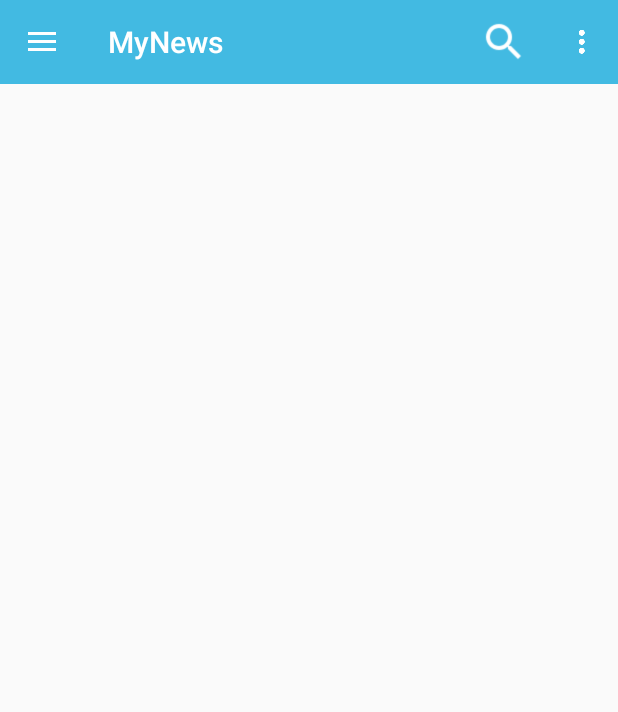
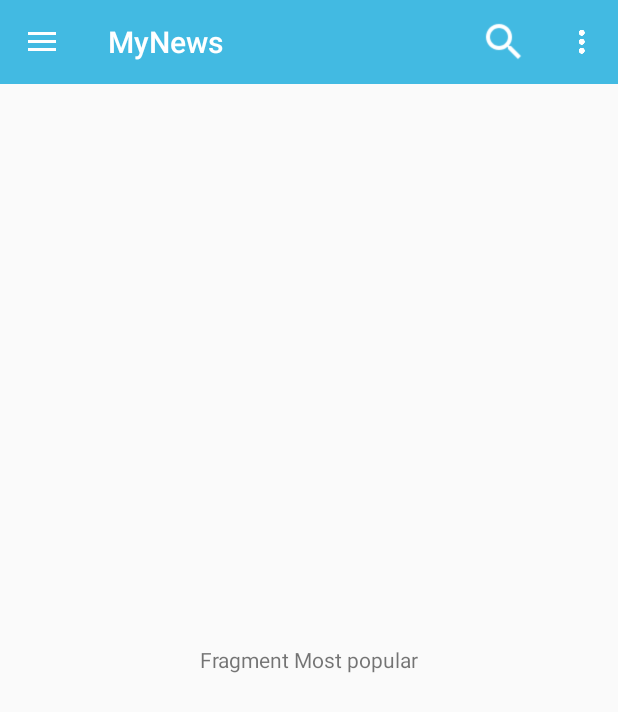
Before and after one commit to EB974/projet5.2-OC, an Android app: the screen it shows after launch (MynewsActivity), in the side drawer, after a tap on "Most popular", on a phone screen of 412 x 824 dp. Shown: the top 712 px of the screen. Run offline under Robolectric (Android 15) with nearby library versions, the phone set to English and light mode, and no system bars; our stand-ins replace ButterKnife; 1 statement that could not run was skipped.

Commit message:
add fragments TopStories, MostPopular, Business

```diff
--- a/MyNews/app/src/main/AndroidManifest.xml
+++ b/MyNews/app/src/main/AndroidManifest.xml
@@ -9,7 +9,7 @@
         android:roundIcon="@mipmap/ic_launcher_round"
         android:supportsRtl="true"
         android:theme="@style/AppTheme">
-        <activity android:name=".MynewsActivity">
+        <activity android:name=".controllers.MynewsActivity">
             <intent-filter>
                 <action android:name="android.intent.action.MAIN" />
 
--- a/MyNews/app/src/main/java/com/eric_b/mynews/MynewsActivity.java
+++ /dev/null
@@ -1,86 +0,0 @@
-package com.eric_b.mynews;
-
-
-import android.support.annotation.NonNull;
-import android.support.design.widget.NavigationView;
-import android.support.v4.view.GravityCompat;
-import android.support.v4.widget.DrawerLayout;
-import android.support.v7.app.ActionBarDrawerToggle;
-import android.support.v7.app.AppCompatActivity;
-import android.os.Bundle;
-import android.support.v7.widget.Toolbar;
-import android.view.Menu;
-import android.view.MenuItem;
-
-public class MynewsActivity extends AppCompatActivity implements NavigationView.OnNavigationItemSelectedListener {
-
-        //FOR DESIGN
-        private Toolbar toolbar;
-        private DrawerLayout drawerLayout;
-        private NavigationView navigationView;
-
-    @Override
-    protected void onCreate(Bundle savedInstanceState) {
-        super.onCreate(savedInstanceState);
-        setContentView(R.layout.activity_mynews);
-        this.configureToolBar();
-        this.configureDrawerLayout();
-        this.configureNavigationView();
-    }
-
-    @Override
-    public void onBackPressed() {
-        if (this.drawerLayout.isDrawerOpen(GravityCompat.START)) {
-            this.drawerLayout.closeDrawer(GravityCompat.START);
-        } else {
-            super.onBackPressed();
-        }
-    }
-
-    @Override
-    public boolean onNavigationItemSelected(@NonNull MenuItem item) {
-
-        int id = item.getItemId();
-
-        switch (id){
-            case R.id.activity_mynews_drawer_topstories :
-                break;
-            case R.id.activity_mynews_drawer_mostpopular:
-                break;
-            case R.id.activity_mynews_drawer_business:
-                break;
-            default:
-                break;
-        }
-
-        this.drawerLayout.closeDrawer(GravityCompat.START);
-        return true;
-    }
-
-    private void configureToolBar(){
-        this.toolbar = findViewById(R.id.activity_mynews_toolbar);
-        setSupportActionBar(toolbar);
-    }
-
-    private void configureDrawerLayout(){
-        this.drawerLayout = findViewById(R.id.activity_main_drawer_layout);
-        ActionBarDrawerToggle toggle = new ActionBarDrawerToggle(this, drawerLayout, toolbar, R.string.navigation_drawer_open, R.string.navigation_drawer_close);
-        drawerLayout.addDrawerListener(toggle);
-        toggle.syncState();
-    }
-
-    private void configureNavigationView(){
-        this.navigationView = findViewById(R.id.activity_mynews_nav_view);
-        navigationView.setNavigationItemSelectedListener(this);
-    }
-
-
-    @Override
-
-    public boolean onCreateOptionsMenu(Menu menu) {
-        getMenuInflater().inflate(R.menu.menu_activity_mynews, menu);
-        return true;
-    }
-
-
-}
--- /dev/null
+++ b/MyNews/app/src/main/java/com/eric_b/mynews/controllers/MynewsActivity.java
@@ -0,0 +1,191 @@
+package com.eric_b.mynews.controllers;
+
+
+import android.support.design.widget.NavigationView;
+import android.support.v4.app.Fragment;
+import android.support.v4.view.GravityCompat;
+import android.support.v4.widget.DrawerLayout;
+import android.support.v7.app.ActionBarDrawerToggle;
+import android.support.v7.app.AppCompatActivity;
+import android.os.Bundle;
+import android.support.v7.widget.Toolbar;
+import android.view.Menu;
+import android.view.MenuItem;
+
+import com.eric_b.mynews.controllers.fragments.BusinessFragment;
+import com.eric_b.mynews.controllers.fragments.MostPopularFragment;
+import com.eric_b.mynews.controllers.fragments.TopStoriesFragment;
+import com.eric_b.mynews.R;
+
+public class MynewsActivity extends AppCompatActivity implements NavigationView.OnNavigationItemSelectedListener {
+
+    //FOR DESIGN
+    private Toolbar toolbar;
+    private DrawerLayout drawerLayout;
+    private NavigationView navigationView;
+
+    //FOR FRAGMENTS
+    // 1 - Declare fragment handled by Navigation Drawer
+    private Fragment fragmentTop;
+    private Fragment fragmentPopular;
+    private Fragment fragmentBusiness;
+
+    //FOR DATAS
+    // 2 - Identify each fragment with a number
+    private static final int FRAGMENT_TOP = 0;
+    private static final int FRAGMENT_POPULAR = 1;
+    private static final int FRAGMENT_BUSSINESS = 2;
+
+
+    @Override
+    protected void onCreate(Bundle savedInstanceState) {
+        super.onCreate(savedInstanceState);
+        setContentView(R.layout.activity_mynews);
+
+
+
+        // 6 - Configure all views
+        this.configureToolBar();
+        this.configureDrawerLayout();
+        this.configureNavigationView();
+
+        this.showFirstFragment();
+
+    }
+
+    @Override
+    public void onBackPressed() {
+        // 5 - Handle back click to close menu
+        if (this.drawerLayout.isDrawerOpen(GravityCompat.START)) {
+            this.drawerLayout.closeDrawer(GravityCompat.START);
+        } else {
+            super.onBackPressed();
+        }
+    }
+
+    @Override
+    public boolean onNavigationItemSelected(MenuItem item) {
+
+        // 4 - Handle Navigation Item Click
+        int id = item.getItemId();
+        switch (id){
+            case R.id.activity_mynews_drawer_topstories :
+                this.showFragment(FRAGMENT_TOP);
+                break;
+            case R.id.activity_mynews_drawer_mostpopular:
+                this.showFragment(FRAGMENT_POPULAR);
+                break;
+            case R.id.activity_mynews_drawer_business:
+                this.showFragment(FRAGMENT_BUSSINESS);
+                break;
+            default:
+                break;
+        }
+        this.drawerLayout.closeDrawer(GravityCompat.START);
+        return true;
+    }
+
+    // ---------------------
+    // CONFIGURATION
+    // ---------------------
+
+    // 1 - Configure Toolbar
+    private void configureToolBar(){
+        this.toolbar = findViewById(R.id.activity_mynews_toolbar);
+        setSupportActionBar(toolbar);
+    }
+
+
+    // 2 - Configure Drawer Layout
+    private void configureDrawerLayout(){
+        this.drawerLayout = findViewById(R.id.activity_mynews_drawer_layout);
+        ActionBarDrawerToggle toggle = new ActionBarDrawerToggle(this, drawerLayout, toolbar, R.string.navigation_drawer_open, R.string.navigation_drawer_close);
+        drawerLayout.addDrawerListener(toggle);
+        toggle.syncState();
+    }
+
+
+    // 3 - Configure NavigationView
+    private void configureNavigationView(){
+        this.navigationView = findViewById(R.id.activity_mynews_nav_view);
+        navigationView.setNavigationItemSelectedListener(this);
+    }
+
+    @Override
+
+    public boolean onCreateOptionsMenu(Menu menu) {
+        getMenuInflater().inflate(R.menu.menu_activity_mynews, menu);
+        return true;
+    }
+
+    // ---------------------
+    // FRAGMENTS
+    // ---------------------
+
+    // 1 - Show first fragment when activity is created
+    private void showFirstFragment(){
+        Fragment visibleFragment = getSupportFragmentManager().findFragmentById(R.id.activity_mynews_frame_layout);
+
+        if (visibleFragment == null){
+            // 1.1 - Show News Fragment
+            this.showFragment(FRAGMENT_TOP);
+            // 1.2 - Mark as selected the menu item corresponding to NewsFragment
+            this.navigationView.getMenu().getItem(0).setChecked(true);
+        }
+    }
+
+
+
+    // 5 - Show fragment according an Identifier
+
+    private void showFragment(int fragmentIdentifier){
+        switch (fragmentIdentifier){
+            case FRAGMENT_TOP :
+                this.showTopFragment();
+                break;
+            case FRAGMENT_POPULAR:
+                this.showPopularFragment();
+                break;
+            case FRAGMENT_BUSSINESS:
+                this.showBusinessFragment();
+                break;
+            default:
+                break;
+        }
+    }
+
+
+    // ---
+
+    // 4 - Create each fragment page and show it
+
+    private void showTopFragment(){
+        if (this.fragmentTop == null) this.fragmentTop = new TopStoriesFragment();
+        this.startTransactionFragment(this.fragmentTop);
+    }
+
+
+    private void showPopularFragment(){
+        if (this.fragmentPopular == null) this.fragmentPopular = new MostPopularFragment();
+        this.startTransactionFragment(this.fragmentPopular);
+    }
+
+
+    private void showBusinessFragment(){
+        if (this.fragmentBusiness == null) this.fragmentBusiness = new BusinessFragment();
+        this.startTransactionFragment(this.fragmentBusiness);
+    }
+
+
+    // ---
+
+    // 3 - Generic method that will replace and show a fragment inside the MainActivity Frame Layout
+    private void startTransactionFragment(Fragment fragment){
+        if (!fragment.isVisible()){
+            getSupportFragmentManager().beginTransaction()
+                    .replace(R.id.activity_mynews_frame_layout, fragment).commit();
+        }
+    }
+
+
+}
--- /dev/null
+++ b/MyNews/app/src/main/java/com/eric_b/mynews/controllers/fragments/BaseFragment.java
@@ -0,0 +1,63 @@
+package com.eric_b.mynews.controllers.fragments;
+
+import android.os.Bundle;
+import android.support.annotation.NonNull;
+import android.support.v4.app.Fragment;
+import android.view.LayoutInflater;
+import android.view.View;
+import android.view.ViewGroup;
+
+import butterknife.ButterKnife;
+import icepick.Icepick;
+
+public abstract class BaseFragment extends Fragment {
+
+    // 1 - Force developer implement those methods
+
+    protected abstract BaseFragment newInstance();
+    protected abstract int getFragmentLayout();
+    protected abstract void configureDesign();
+    protected abstract void updateDesign();
+
+
+    @Override
+
+    public View onCreateView(@NonNull LayoutInflater inflater, ViewGroup container, Bundle savedInstanceState) {
+
+        // 2 - Get layout identifier from abstract method
+        View view = inflater.inflate(getFragmentLayout(), container, false);
+
+        // 3 - Binding Views
+        ButterKnife.bind(this, view);
+
+        // 4 - Configure Design (Developer will call this method instead of override onCreateView())
+        this.configureDesign();
+        return(view);
+
+    }
+
+
+    @Override
+
+    public void onActivityCreated(Bundle savedInstanceState) {
+        super.onActivityCreated(savedInstanceState);
+
+        // 5 - Handling Bundle Restoration
+        Icepick.restoreInstanceState(this, savedInstanceState);
+
+        // 7 - Update Design (Developer will call this method instead of override onActivityCreated())
+        this.updateDesign();
+
+    }
+
+
+    @Override
+
+    public void onSaveInstanceState(@NonNull Bundle outState) {
+        super.onSaveInstanceState(outState);
+
+        // 6 - Handling Bundle Save
+        Icepick.saveInstanceState(this, outState);
+
+    }
+}
--- /dev/null
+++ b/MyNews/app/src/main/java/com/eric_b/mynews/controllers/fragments/MostPopularFragment.java
@@ -0,0 +1,51 @@
+package com.eric_b.mynews.controllers.fragments;
+
+import android.os.Bundle;
+import android.support.annotation.NonNull;
+import android.view.LayoutInflater;
+import android.view.View;
+import android.view.ViewGroup;
+import android.widget.TextView;
+
+import com.eric_b.mynews.R;
+
+import butterknife.BindView;
+import icepick.State;
+
+
+public class MostPopularFragment extends BaseFragment {
+    @BindView(R.id.fragment_mostpopular_textview)
+    TextView textView;
+    @State
+    int buttonTag;
+
+    // --------------
+    // BASE METHODS
+    // --------------
+
+
+    @Override
+    protected BaseFragment newInstance() {
+        return null;
+    }
+
+    @Override
+    protected int getFragmentLayout() {
+        return 0;
+    }
+
+    @Override
+    protected void configureDesign() {
+
+    }
+
+    @Override
+    protected void updateDesign() {
+
+    }
+
+    @Override
+    public View onCreateView(@NonNull LayoutInflater inflater, ViewGroup container, Bundle savedInstanceState) {
+        return inflater.inflate(R.layout.fragment_most_popular, container, false);
+    }
+}
--- /dev/null
+++ b/MyNews/app/src/main/java/com/eric_b/mynews/controllers/fragments/TopStoriesFragment.java
@@ -0,0 +1,52 @@
+package com.eric_b.mynews.controllers.fragments;
+
+import android.os.Bundle;
+import android.support.annotation.NonNull;
+import android.view.LayoutInflater;
+import android.view.View;
+import android.view.ViewGroup;
+import android.widget.TextView;
+
+import com.eric_b.mynews.R;
+
+import butterknife.BindView;
+import icepick.State;
+
+
+public class TopStoriesFragment extends BaseFragment {
+
+    @BindView(R.id.fragment_topstories_textview)
+    TextView textView;
+    @State
+    int buttonTag;
+
+    // --------------
+    // BASE METHODS
+    // --------------
+
+
+    @Override
+    protected BaseFragment newInstance() {
+        return null;
+    }
+
+    @Override
+    protected int getFragmentLayout() {
+        return 0;
+    }
+
+    @Override
+    protected void configureDesign() {
+
+    }
+
+    @Override
+    protected void updateDesign() {
+
+    }
+
+    @Override
+    public View onCreateView(@NonNull LayoutInflater inflater, ViewGroup container, Bundle savedInstanceState) {
+        return inflater.inflate(R.layout.fragment_top_stories, container, false);
+    }
+}
--- a/MyNews/app/src/main/res/layout/activity_mynews.xml
+++ b/MyNews/app/src/main/res/layout/activity_mynews.xml
@@ -3,12 +3,12 @@
     xmlns:android="http://schemas.android.com/apk/res/android"
     xmlns:app="http://schemas.android.com/apk/res-auto"
     xmlns:tools="http://schemas.android.com/tools"
-    android:id="@+id/activity_main_drawer_layout"
+    android:id="@+id/activity_mynews_drawer_layout"
     android:layout_width="match_parent"
     android:layout_height="match_parent"
     android:fitsSystemWindows="true"
     tools:openDrawer="start"
-    tools:context="com.eric_b.mynews.MynewsActivity">
+    tools:context="com.eric_b.mynews.controllers.MynewsActivity">
 
 
     <LinearLayout
--- /dev/null
+++ b/MyNews/app/src/main/res/layout/fragment_most_popular.xml
@@ -0,0 +1,15 @@
+<?xml version="1.0" encoding="utf-8"?>
+<FrameLayout xmlns:android="http://schemas.android.com/apk/res/android"
+    xmlns:tools="http://schemas.android.com/tools"
+    android:layout_width="match_parent"
+    android:layout_height="match_parent"
+    tools:context=".controllers.fragments.MostPopularFragment">
+
+    <TextView
+        android:id="@+id/fragment_mostpopular_textview"
+        android:layout_width="match_parent"
+        android:layout_height="match_parent"
+        android:gravity="center"
+        android:text="Fragment Most popular" />
+
+</FrameLayout>
--- a/MyNews/app/src/main/res/menu/activity_mynews_menu_drawer.xml
+++ b/MyNews/app/src/main/res/menu/activity_mynews_menu_drawer.xml
@@ -3,6 +3,7 @@
 <menu xmlns:android="http://schemas.android.com/apk/res/android"
     xmlns:tools="http://schemas.android.com/tools"
     tools:showIn="navigation_view">
+
         <group android:checkableBehavior="single">
             <item
                 android:id="@+id/activity_mynews_drawer_topstories"
--- a/MyNews/app/src/main/res/values/strings.xml
+++ b/MyNews/app/src/main/res/values/strings.xml
@@ -11,4 +11,5 @@
     <string name="Top_Stories">Top Stories</string>
     <string name="Most_popular">Most popular</string>
     <string name="Business">Business</string>
+
 </resources>
```
Also changed, not shown: MyNews/app/build.gradle (+18 -0 lines), MyNews/app/src/main/java/com/eric_b/mynews/controllers/fragments/BusinessFragment.java (added, +54 -0 lines), MyNews/app/src/main/res/layout/fragment_business.xml (added, +15 -0 lines), MyNews/app/src/main/res/layout/fragment_top_stories.xml (added, +15 -0 lines).
